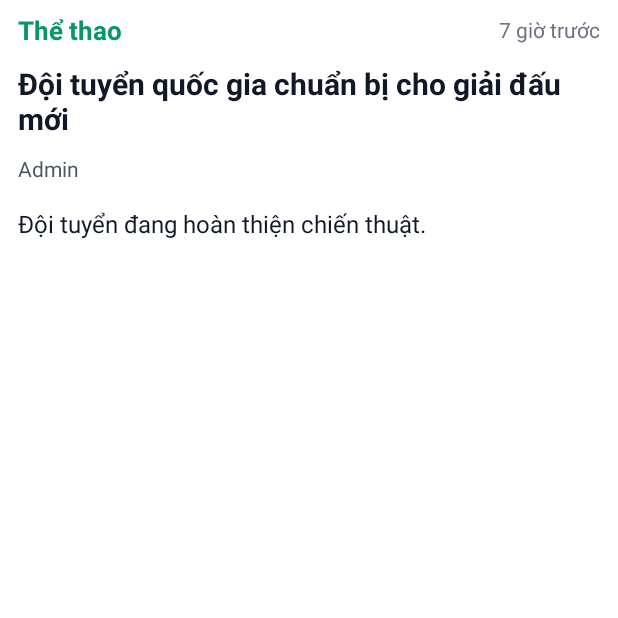
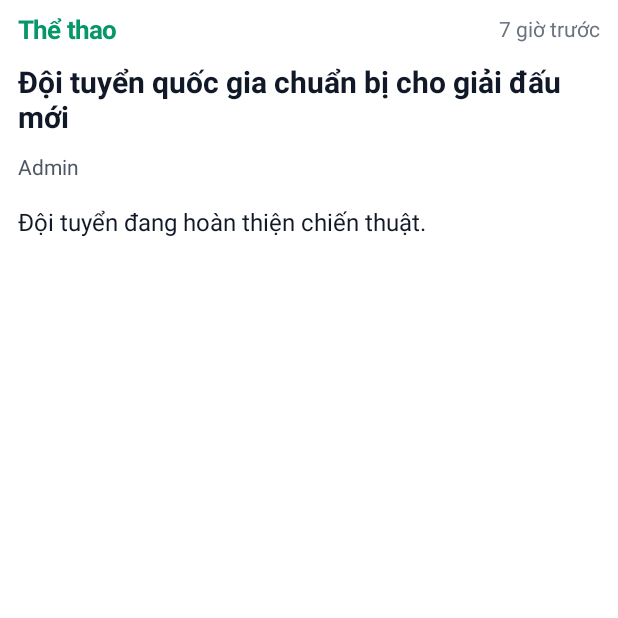
Before and after one commit to TINABJan254/news-management-app, an Android app: the screen it shows after launch (NewsDetailActivity), after a tap on "Thể thao", on a phone screen of 412 x 824 dp, the top half of it. Run offline under Robolectric (Android 15) with nearby library versions, the phone set to English and light mode, and no system bars.

Commit message:
feat: change text size in news detail screen

```diff
--- a/app/src/main/java/com/example/newsmanagement/view/activity/NewsDetailActivity.java
+++ b/app/src/main/java/com/example/newsmanagement/view/activity/NewsDetailActivity.java
@@ -23,6 +23,10 @@ import com.example.newsmanagement.R;
 public class NewsDetailActivity extends AppCompatActivity {
 
     public static final String EXTRA_NEWS = "extra_news_detail";
+    private static final String FONT_SIZE_PREFERENCES = "article_display_preferences";
+    private static final String FONT_SIZE_LEVEL_KEY = "font_size_level";
+    private static final int FONT_SIZE_STEP_SP = 3;
+    private static final int MAX_FONT_SIZE_LEVEL = 3;
 
     @Override
     protected void onCreate(Bundle savedInstanceState) {
@@ -55,12 +59,46 @@ public class NewsDetailActivity extends AppCompatActivity {
         tvContent.setText(news.getDetail().isEmpty()
                 ? "Nội dung chi tiết bài viết đang được cập nhật."
                 : news.getDetail());
+        applySavedFontSizes(tvCategory, tvDate, tvTitle, tvAuthor, tvContent);
 
         findViewById(R.id.btnBack).setOnClickListener(v -> finish());
-        findViewById(R.id.btnMore).setOnClickListener(v -> showArticleOptions(v, tvContent));
+        findViewById(R.id.btnMore).setOnClickListener(v -> showArticleOptions(
+                v, tvCategory, tvDate, tvTitle, tvAuthor, tvContent));
     }
 
-    private void showArticleOptions(View anchor, TextView tvContent) {
+    private void applySavedFontSizes(
+            TextView tvCategory,
+            TextView tvDate,
+            TextView tvTitle,
+            TextView tvAuthor,
+            TextView tvContent) {
+        int level = getSharedPreferences(FONT_SIZE_PREFERENCES, MODE_PRIVATE)
+                .getInt(FONT_SIZE_LEVEL_KEY, 0);
+        level = Math.max(0, Math.min(level, MAX_FONT_SIZE_LEVEL));
+        applyFontSizes(level, tvCategory, tvDate, tvTitle, tvAuthor, tvContent);
+    }
+
+    private void applyFontSizes(
+            int level,
+            TextView tvCategory,
+            TextView tvDate,
+            TextView tvTitle,
+            TextView tvAuthor,
+            TextView tvContent) {
+        tvCategory.setTextSize(17 + level * FONT_SIZE_STEP_SP);
+        tvDate.setTextSize(14 + level * FONT_SIZE_STEP_SP);
+        tvTitle.setTextSize(20 + level * FONT_SIZE_STEP_SP);
+        tvAuthor.setTextSize(14 + level * FONT_SIZE_STEP_SP);
+        tvContent.setTextSize(16 + level * FONT_SIZE_STEP_SP);
+    }
+
+    private void showArticleOptions(
+            View anchor,
+            TextView tvCategory,
+            TextView tvDate,
+            TextView tvTitle,
+            TextView tvAuthor,
+            TextView tvContent) {
         View popupView = getLayoutInflater().inflate(R.layout.popup_article_options, null);
         PopupWindow popupWindow = new PopupWindow(
                 popupView,
@@ -73,7 +111,7 @@ public class NewsDetailActivity extends AppCompatActivity {
 
         popupView.findViewById(R.id.optionDisplay).setOnClickListener(v -> {
             popupWindow.dismiss();
-            showFontSizeDialog(tvContent);
+            showFontSizeDialog(tvCategory, tvDate, tvTitle, tvAuthor, tvContent);
         });
         popupView.measure(
                 View.MeasureSpec.makeMeasureSpec(popupWindow.getWidth(), View.MeasureSpec.EXACTLY),
@@ -83,7 +121,12 @@ public class NewsDetailActivity extends AppCompatActivity {
                         - getResources().getDimensionPixelSize(R.dimen.article_options_offset));
     }
 
-    private void showFontSizeDialog(TextView tvContent) {
+    private void showFontSizeDialog(
+            TextView tvCategory,
+            TextView tvDate,
+            TextView tvTitle,
+            TextView tvAuthor,
+            TextView tvContent) {
         View dialogView = getLayoutInflater().inflate(R.layout.dialog_font_size, null);
         android.app.Dialog dialog = new android.app.Dialog(this);
         dialog.setContentView(dialogView);
@@ -98,11 +141,19 @@ public class NewsDetailActivity extends AppCompatActivity {
         TextView btnSmall = dialogView.findViewById(R.id.btnSmallFont);
         TextView btnLarge = dialogView.findViewById(R.id.btnLargeFont);
 
-        seekBar.setProgress(1);
+        int savedLevel = getSharedPreferences(FONT_SIZE_PREFERENCES, MODE_PRIVATE)
+                .getInt(FONT_SIZE_LEVEL_KEY, 0);
+        savedLevel = Math.max(0, Math.min(savedLevel, MAX_FONT_SIZE_LEVEL));
+        seekBar.setProgress(savedLevel);
         seekBar.setOnSeekBarChangeListener(new SeekBar.OnSeekBarChangeListener() {
             @Override
             public void onProgressChanged(SeekBar bar, int progress, boolean fromUser) {
-                tvContent.setTextSize(12 + progress * 2);
+                int level = Math.min(progress, MAX_FONT_SIZE_LEVEL);
+                applyFontSizes(level, tvCategory, tvDate, tvTitle, tvAuthor, tvContent);
+                getSharedPreferences(FONT_SIZE_PREFERENCES, MODE_PRIVATE)
+                        .edit()
+                        .putInt(FONT_SIZE_LEVEL_KEY, level)
+                        .apply();
             }
 
             @Override
@@ -115,11 +166,9 @@ public class NewsDetailActivity extends AppCompatActivity {
         });
         btnSmall.setOnClickListener(v -> {
             seekBar.setProgress(0);
-            tvContent.setTextSize(12);
         });
         btnLarge.setOnClickListener(v -> {
-            seekBar.setProgress(2);
-            tvContent.setTextSize(16);
+            seekBar.setProgress(MAX_FONT_SIZE_LEVEL);
         });
         btnClose.setOnClickListener(v -> dialog.dismiss());
         dialog.show();
--- a/app/src/main/res/layout/dialog_font_size.xml
+++ b/app/src/main/res/layout/dialog_font_size.xml
@@ -53,8 +53,8 @@
             android:layout_marginStart="10dp"
             android:layout_marginEnd="10dp"
             android:layout_weight="1"
-            android:max="2"
-            android:progress="1"
+            android:max="3"
+            android:progress="0"
             android:progressTint="#D81B60"
             android:thumbTint="@color/white" />
 
```
